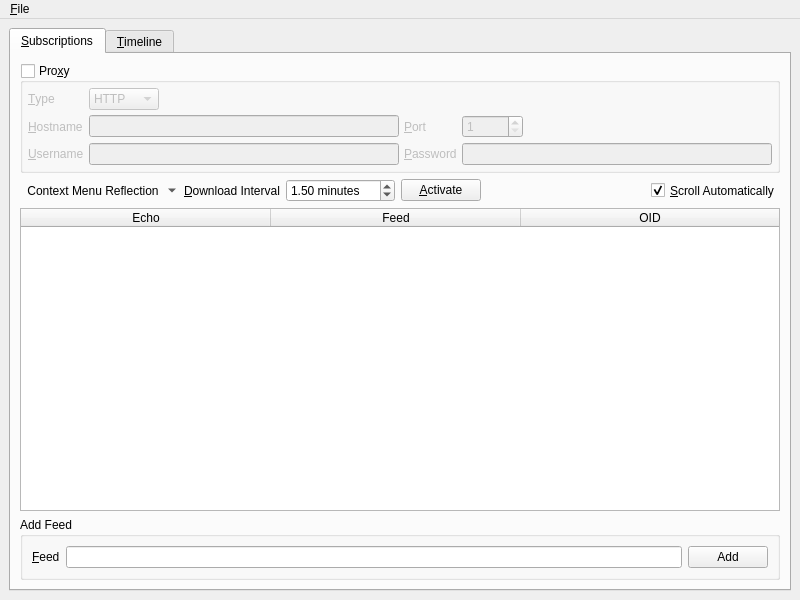
Old version of the form branches/trunk/UI/spot-on-rss.ui in the repository textbrowser/spot-on.
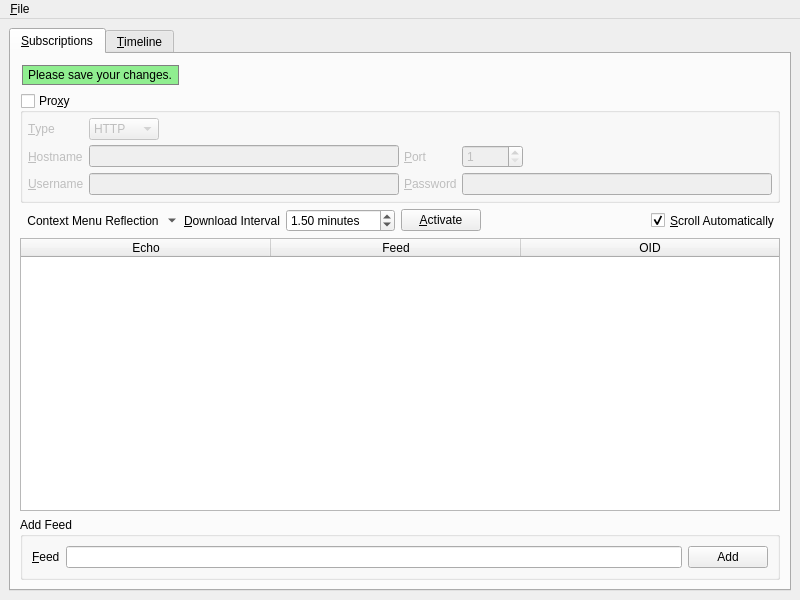
New version of the form. Icons and pictures are not drawn.

Commit message: Lots more RSS changes.

The edit to the form file:
```diff
--- a/branches/trunk/UI/spot-on-rss.ui
+++ b/branches/trunk/UI/spot-on-rss.ui
@@ -26,6 +26,27 @@
         <string>&amp;Subscriptions</string>
        </attribute>
        <layout class="QVBoxLayout" name="verticalLayout_3">
+        <item>
+         <widget class="QLabel" name="label_4">
+          <property name="sizePolicy">
+           <sizepolicy hsizetype="Maximum" vsizetype="Preferred">
+            <horstretch>0</horstretch>
+            <verstretch>0</verstretch>
+           </sizepolicy>
+          </property>
+          <property name="styleSheet">
+           <string notr="true">QLabel {
+ border: 1px solid gray;
+ background-color: lightgreen;
+ margin: 2px;
+ padding: 2px;
+ }</string>
+          </property>
+          <property name="text">
+           <string>Please save your changes.</string>
+          </property>
+         </widget>
+        </item>
         <item>
          <widget class="QGroupBox" name="proxy">
           <property name="title">
```
The commit also changes 2 other files.
